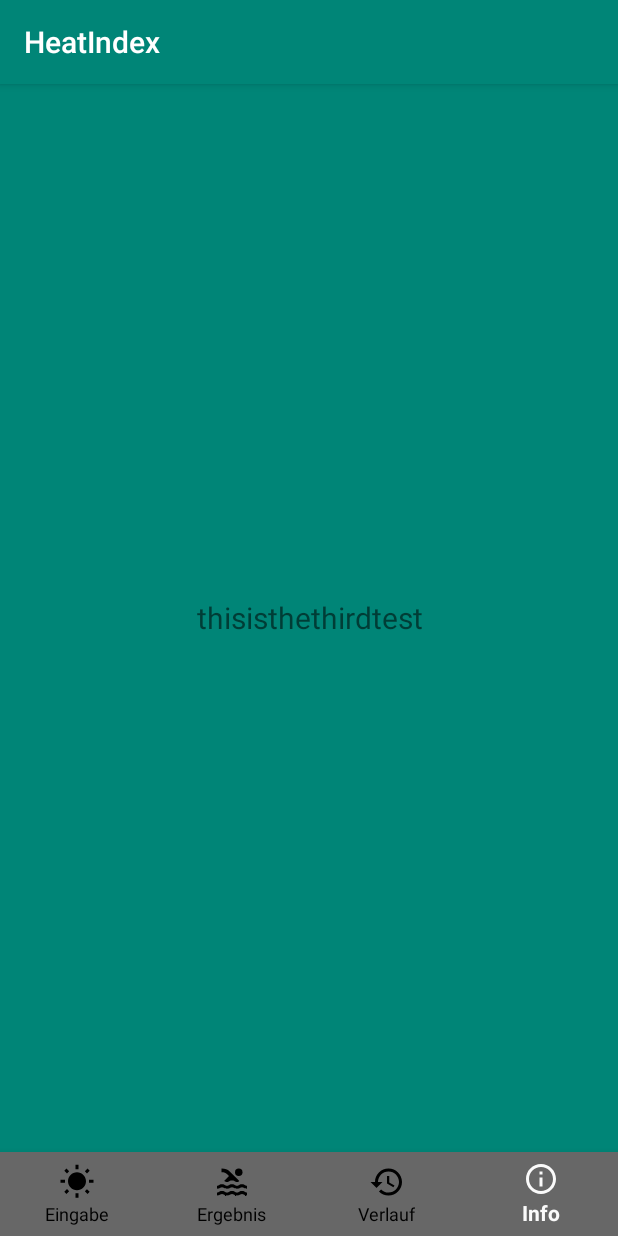
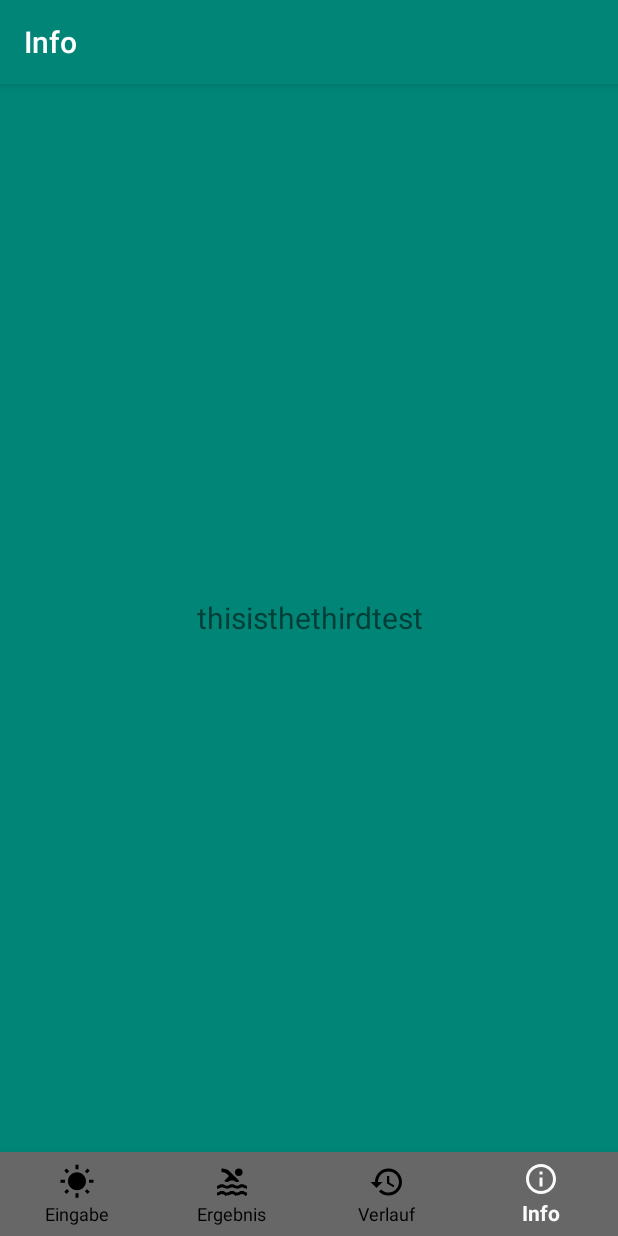
Before and after one commit to RagingLynx/Heat, an Android app: the screen it shows after launch (MainActivity), item 4 of the bottom bar chosen, on a phone screen of 412 x 824 dp. Run offline under Robolectric (Android 15) with nearby library versions, the phone set to English and light mode, and no system bars.

Commit message:
Titel der Actionbar ändert sich mit dem ausgewählten Fragment

```diff
--- a/app/src/main/java/com/example/heat_index/MainActivity.java
+++ b/app/src/main/java/com/example/heat_index/MainActivity.java
@@ -39,6 +39,7 @@ public class MainActivity extends AppCompatActivity {
 
         getSupportFragmentManager().beginTransaction().replace(R.id.frame_container,
                 eingabeFrag).commit();
+        setTitle(R.string.heat_index_berechnen);
         BottomNavigationView botNav = findViewById(R.id.bottom_bar);
         botNav.setOnNavigationItemSelectedListener(navbarListener);
 
@@ -52,15 +53,19 @@ public class MainActivity extends AppCompatActivity {
                 switch (menuItem.getItemId()) {
                     case R.id.eingabe_nav:
                         selectedFrag = eingabeFrag;
+                        setTitle(R.string.heat_index_berechnen);
                         break;
                     case R.id.ausgabe_nav:
                         selectedFrag = ausgabeFrag;
+                        setTitle(R.string.ergebnis_title);
                         break;
                     case R.id.verlauf_nav:
                         selectedFrag = verlaufFrag;
+                        setTitle(R.string.verlauf_title);
                         break;
                     case R.id.info_nav:
                         selectedFrag = infoFrag;
+                        setTitle(R.string.info_title);
                         break;
                 }
 
--- a/app/src/main/res/values/strings.xml
+++ b/app/src/main/res/values/strings.xml
@@ -14,4 +14,7 @@
 
     <!-- TODO: Remove or change this placeholder text -->
     <string name="hello_blank_fragment">Hello blank fragment</string>
+    <string name="ergebnis_title">Ergebnis</string>
+    <string name="verlauf_title">Verlauf</string>
+    <string name="info_title">Info</string>
 </resources>
```
